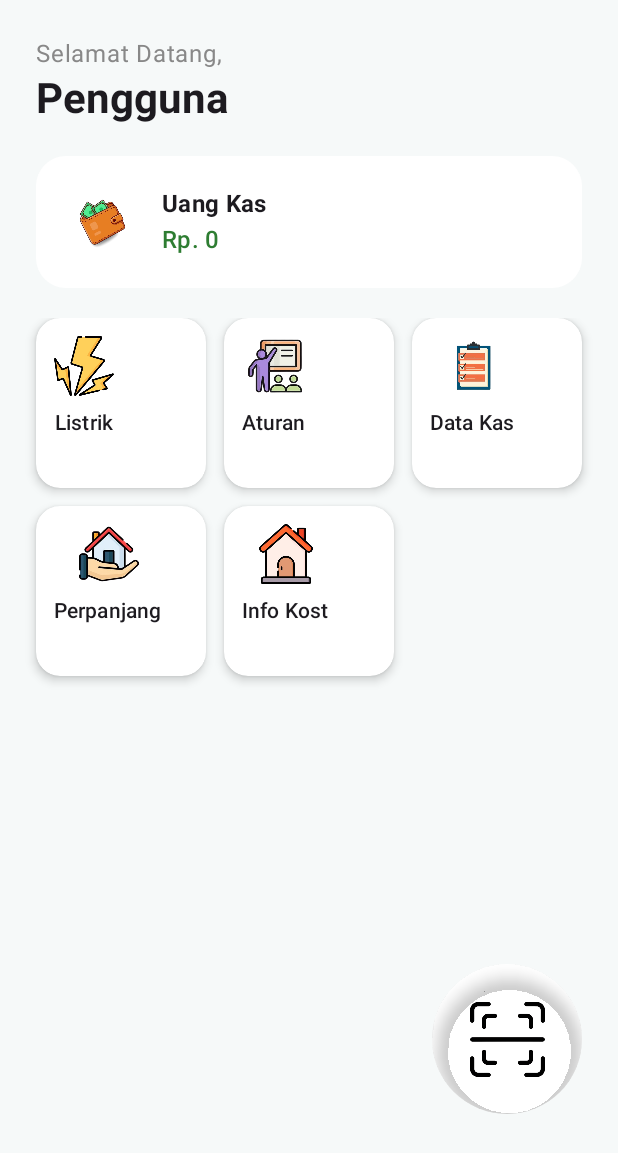
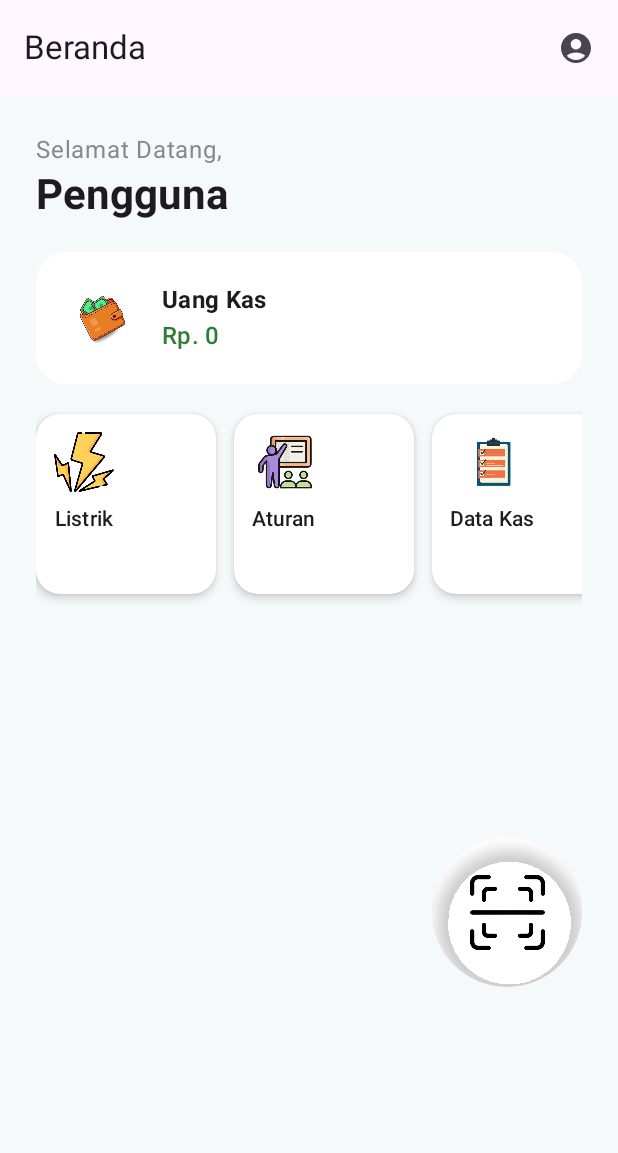
Before and after one commit to BimoChesta/Android---Membantu-Kost-wismakania, an Android app built with Jetpack Compose: the screen it shows after launch (MainActivity), on a phone screen of 412 x 824 dp. Shown: the top 1153 px of the screen. Run offline under Robolectric (Android 15) with nearby library versions, the phone set to English and light mode, and no system bars.

Commit message:
log out sudah ada

```diff
--- a/app/src/main/java/com/Screens/HomeScreen.kt
+++ b/app/src/main/java/com/Screens/HomeScreen.kt
@@ -3,9 +3,9 @@
 import androidx.compose.foundation.Image
 import androidx.compose.foundation.background
 import androidx.compose.foundation.clickable
+import androidx.compose.foundation.horizontalScroll
 import androidx.compose.foundation.layout.*
-import androidx.compose.foundation.lazy.grid.GridCells
-import androidx.compose.foundation.lazy.grid.LazyVerticalGrid
+import androidx.compose.foundation.rememberScrollState
 import androidx.compose.foundation.shape.CircleShape
 import androidx.compose.foundation.shape.RoundedCornerShape
 import androidx.compose.material3.*
@@ -23,7 +23,9 @@
 import com.bimo0064.project.R
 import com.bimo0064.project.data.DataStoreManager
 import com.bimo0064.project.model.User
+import kotlinx.coroutines.launch
 
+@OptIn(ExperimentalMaterial3Api::class)
 @Composable
 fun HomeScreen(
     navController: NavHostController,
@@ -31,6 +33,8 @@
 ) {
     var saldo by remember { mutableStateOf(0) }
     var user by remember { mutableStateOf<User?>(null) }
+    var showLogoutDialog by remember { mutableStateOf(false) }
+    val scope = rememberCoroutineScope()
 
     LaunchedEffect(Unit) {
         saldo = dataStoreManager.loadBalance()
@@ -40,8 +44,25 @@
     val isAdmin = user?.username == "admin" && user?.password == "1234"
     val userName = if (isAdmin) "Admin" else user?.name ?: "Pengguna"
 
+    Scaffold(
+        topBar = {
+            TopAppBar(
+                title = { Text("Beranda") },
+                actions = {
+                    IconButton(onClick = { showLogoutDialog = true }) {
+                        Icon(
+                            painter = painterResource(id = R.drawable.baseline_account_circle_24),
+                            contentDescription = "Logout"
+                        )
+                    }
+                }
+            )
+        }
+    ) { paddingValues ->
         Surface(
-        modifier = Modifier.fillMaxSize(),
+            modifier = Modifier
+                .fillMaxSize()
+                .padding(paddingValues),
             color = Color(0xFFF6F9F9)
         ) {
             Column(
@@ -96,18 +117,18 @@
                     }
                 }
 
-            // Menu Grid
-            LazyVerticalGrid(
-                columns = GridCells.Fixed(3),
-                verticalArrangement = Arrangement.spacedBy(12.dp),
-                horizontalArrangement = Arrangement.spacedBy(12.dp),
-                modifier = Modifier.fillMaxHeight(0.6f)
+                // Menu Horizontal
+                Row(
+                    modifier = Modifier
+                        .fillMaxWidth()
+                        .horizontalScroll(rememberScrollState()),
+                    horizontalArrangement = Arrangement.spacedBy(12.dp)
                 ) {
-                item { MenuIcon(R.drawable.petir, "Listrik", navController, "listrik") }
-                item { MenuIcon(R.drawable.aturan, "Aturan", navController, "aturan") }
-                item { MenuIcon(R.drawable.datakas, "Data Kas", navController, "kas") }
-                item { MenuIcon(R.drawable.perpanjangkost, "Perpanjang", navController, "perpanjangkost") }
-                item { MenuIcon(R.drawable.home, "Info Kost", navController, "informasi") }
+                    MenuButton(R.drawable.petir, "Listrik", navController, "listrik")
+                    MenuButton(R.drawable.aturan, "Aturan", navController, "aturan")
+                    MenuButton(R.drawable.datakas, "Data Kas", navController, "kas")
+                    MenuButton(R.drawable.perpanjangkost, "Perpanjang", navController, "perpanjangkost")
+                    MenuButton(R.drawable.home, "Info Kost", navController, "informasi")
                 }
 
                 // QR Button (Floating Style)
@@ -133,15 +154,43 @@
                 }
             }
         }
+
+        if (showLogoutDialog) {
+            AlertDialog(
+                onDismissRequest = { showLogoutDialog = false },
+                title = { Text("Konfirmasi Logout") },
+                text = { Text("Anda ingin log out?") },
+                confirmButton = {
+                    TextButton(onClick = {
+                        scope.launch {
+                            dataStoreManager.clearUser()
+                            navController.navigate("login") {
+                                popUpTo("home") { inclusive = true }
+                            }
+                        }
+                        showLogoutDialog = false
+                    }) {
+                        Text("Ya")
+                    }
+                },
+                dismissButton = {
+                    TextButton(onClick = { showLogoutDialog = false }) {
+                        Text("Batal")
+                    }
+                }
+            )
+        }
+    }
 }
 
 @Composable
-fun MenuIcon(iconRes: Int, title: String, navController: NavHostController, destination: String) {
+fun MenuButton(iconRes: Int, title: String, navController: NavHostController, destination: String) {
     Card(
         shape = RoundedCornerShape(16.dp),
         colors = CardDefaults.cardColors(containerColor = Color.White),
         modifier = Modifier
-            .aspectRatio(1f)
+            .width(120.dp)
+            .height(120.dp)
             .clickable { navController.navigate(destination) }
             .shadow(4.dp, RoundedCornerShape(16.dp))
     ) {
--- a/app/src/main/java/com/bimo0064/project/data/DataStoreManager.kt
+++ b/app/src/main/java/com/bimo0064/project/data/DataStoreManager.kt
@@ -82,4 +82,10 @@
     private fun generateKey(month: String, year: String): String {
         return "${month}_${year}"
     }
+
+    suspend fun clearUser() {
+        context.dataStore.edit { preferences ->
+            preferences.remove(userKey)
+        }
+    }
 }
--- /dev/null
+++ b/app/src/main/res/drawable/baseline_account_circle_24.xml
@@ -0,0 +1,5 @@
+<vector xmlns:android="http://schemas.android.com/apk/res/android" android:height="24dp" android:tint="#000000" android:viewportHeight="24" android:viewportWidth="24" android:width="24dp">
+
+    <path android:fillColor="@android:color/white" android:pathData="M12,2C6.48,2 2,6.48 2,12s4.48,10 10,10s10,-4.48 10,-10S17.52,2 12,2zM12,6c1.93,0 3.5,1.57 3.5,3.5S13.93,13 12,13s-3.5,-1.57 -3.5,-3.5S10.07,6 12,6zM12,20c-2.03,0 -4.43,-0.82 -6.14,-2.88C7.55,15.8 9.68,15 12,15s4.45,0.8 6.14,2.12C16.43,19.18 14.03,20 12,20z"/>
+
+</vector>
```
Also changed, not shown: app/src/main/java/com/Screens/HomeScreenAdmin.kt (+4 -4 lines). Lines whose indentation alone changed are shown as unchanged.
